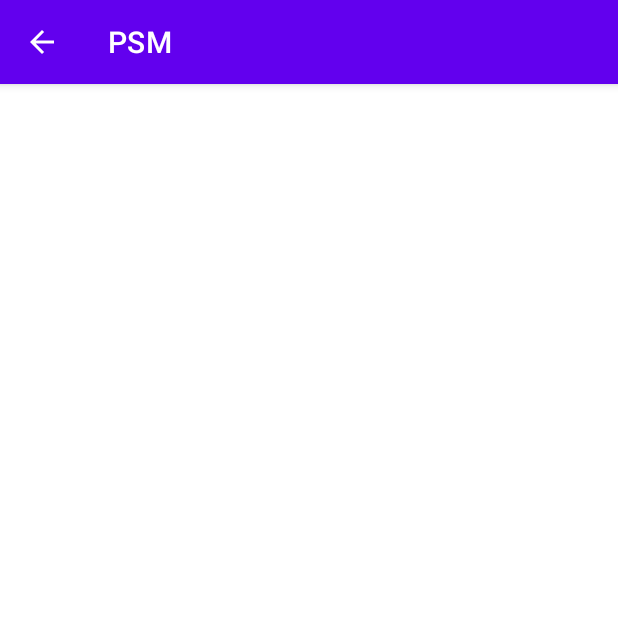
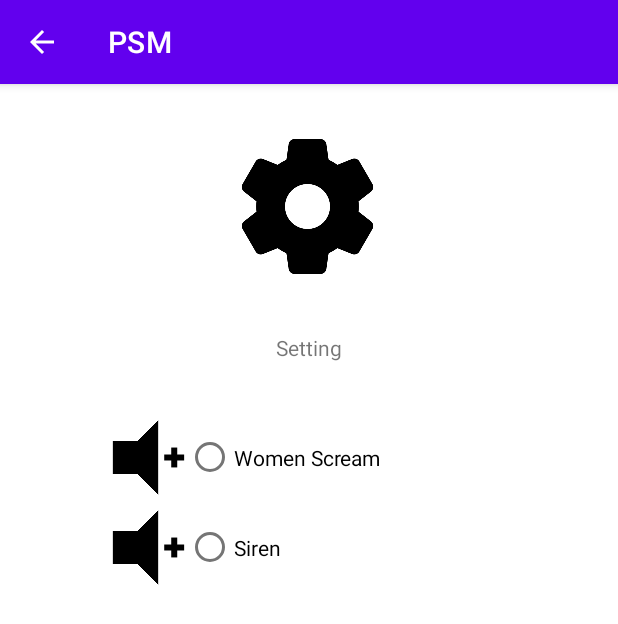
Before and after one commit to NurfaGazman/PSM, an Android app: the Setting screen opened directly, with no data from a screen before it, on a phone screen of 412 x 824 dp. Shown: the top 624 px of the screen. Run offline under Robolectric (Android 15) with nearby library versions, the phone set to English and light mode, and no system bars; our stand-ins replace Volley; network calls fail.

Commit message:
update 11/6

```diff
--- a/app/src/main/java/com/example/psm/Homepage.java
+++ b/app/src/main/java/com/example/psm/Homepage.java
@@ -49,6 +49,7 @@ public class Homepage extends AppCompatActivity {
         binding.btnContact.setOnClickListener(this::goToContact);
         binding.btnsetting.setOnClickListener(this::goToSetting);
         binding.btnself.setOnClickListener(this::goToSelf);
+        binding.btnPeriodHome.setOnClickListener(this::goToPeriodHome);
     }
 
 
@@ -71,6 +72,11 @@ public class Homepage extends AppCompatActivity {
 
     public void goToSelf(View view){
         Intent intent = new Intent(Homepage.this, SelfLearn.class);  //panggilPage
+        startActivity(intent);
+    }
+
+    public void goToPeriodHome(View view){
+        Intent intent = new Intent(Homepage.this, PeriodHome.class);  //panggilPage
         startActivity(intent);
     }
 
--- a/app/src/main/java/com/example/psm/Login.java
+++ b/app/src/main/java/com/example/psm/Login.java
@@ -139,6 +139,5 @@ public class Login extends AppCompatActivity {
             }
         });
         requestQueue.add(requestController);
-
     }
 }
--- a/app/src/main/java/com/example/psm/Setting.java
+++ b/app/src/main/java/com/example/psm/Setting.java
@@ -2,13 +2,75 @@ package com.example.psm;
 
 import androidx.appcompat.app.AppCompatActivity;
 
+import android.content.Context;
+import android.content.SharedPreferences;
+import android.media.MediaPlayer;
 import android.os.Bundle;
+import android.provider.MediaStore;
+import android.view.View;
+import android.widget.Button;
+
+import com.android.volley.toolbox.Volley;
 
 public class Setting extends AppCompatActivity {
+
+    private String token;
+   Button Womenscream, Police_Siren;
+   MediaPlayer mp;
 
     @Override
     protected void onCreate(Bundle savedInstanceState) {
         super.onCreate(savedInstanceState);
         setContentView(R.layout.activity_setting);
+        getSupportActionBar().setDisplayHomeAsUpEnabled(true);
+
+        Womenscream = findViewById(R.id.Women_scream);
+        Police_Siren = findViewById(R.id.Siren);
+
+        Womenscream.setOnClickListener((new View.OnClickListener(){
+            @Override
+            public void onClick(View view){
+                mp =  MediaPlayer.create(Setting.this,R.raw.woman_scream);
+                mp.setOnPreparedListener(new MediaPlayer.OnPreparedListener(){
+                    @Override
+                    public void onPrepared(MediaPlayer mediaPlayer){
+                        mp.start();
+                    }
+                });
+                mp.setOnCompletionListener(new MediaPlayer.OnCompletionListener() {
+                    @Override
+                    public void onCompletion(MediaPlayer mediaPlayer) {
+                        mp.release();
+                    }
+                });
+            }
+        }));
+
+        Police_Siren.setOnClickListener((new View.OnClickListener(){
+            @Override
+            public void onClick(View view){
+                mp =  MediaPlayer.create(Setting.this,R.raw.police);
+                mp.setOnPreparedListener(new MediaPlayer.OnPreparedListener(){
+                    @Override
+                    public void onPrepared(MediaPlayer mediaPlayer){
+                        mp.start();
+                    }
+                });
+                mp.setOnCompletionListener(new MediaPlayer.OnCompletionListener() {
+                    @Override
+                    public void onCompletion(MediaPlayer mediaPlayer) {
+                        mp.release();
+                    }
+                });
+            }
+        }));
+
+
+
+        //SharedPreferences sharedPreferences = getSharedPreferences("PSM" , Context.MODE_PRIVATE);
+        //token = sharedPreferences.getString("token",null);
+
     }
+
+
 }
--- a/app/src/main/res/layout/activity_homepage.xml
+++ b/app/src/main/res/layout/activity_homepage.xml
@@ -18,7 +18,7 @@
         app:layout_constraintHorizontal_bias="0.498"
         app:layout_constraintStart_toStartOf="parent"
         app:layout_constraintTop_toTopOf="parent"
-        app:layout_constraintVertical_bias="0.711" />
+        app:layout_constraintVertical_bias="0.677" />
 
     <TextView
         android:layout_width="wrap_content"
@@ -131,13 +131,15 @@
         app:layout_constraintVertical_bias="0.568" />
 
     <ImageView
+        android:id="@+id/btnPeriodHome"
         android:layout_width="101dp"
         android:layout_height="99dp"
         app:layout_constraintBottom_toBottomOf="parent"
         app:layout_constraintEnd_toEndOf="parent"
+        app:layout_constraintHorizontal_bias="0.516"
         app:layout_constraintStart_toStartOf="parent"
         app:layout_constraintTop_toTopOf="parent"
-        app:layout_constraintVertical_bias="0.886"
+        app:layout_constraintVertical_bias="0.833"
         app:srcCompat="@drawable/period" />
 
 </androidx.constraintlayout.widget.ConstraintLayout>
--- a/app/src/main/res/layout/activity_setting.xml
+++ b/app/src/main/res/layout/activity_setting.xml
@@ -6,4 +6,99 @@
     android:layout_height="match_parent"
     tools:context=".Setting">
 
+
+    <ImageView
+        android:id="@+id/imageView"
+        android:layout_width="90dp"
+        android:layout_height="90dp"
+        app:layout_constraintBottom_toBottomOf="parent"
+        app:layout_constraintEnd_toStartOf="@+id/vh1"
+        app:layout_constraintHorizontal_bias="0.494"
+        app:layout_constraintStart_toStartOf="@+id/vh2"
+        app:layout_constraintTop_toTopOf="parent"
+        app:layout_constraintVertical_bias="0.054"
+        app:srcCompat="@drawable/settings" />
+
+    <androidx.constraintlayout.widget.Guideline
+        android:id="@+id/vh2"
+        android:layout_width="wrap_content"
+        android:layout_height="wrap_content"
+        android:orientation="vertical"
+        app:layout_constraintGuide_percent="0.18" />
+
+    <androidx.constraintlayout.widget.Guideline
+        android:id="@+id/vh1"
+        android:layout_width="wrap_content"
+        android:layout_height="wrap_content"
+        android:orientation="vertical"
+        app:layout_constraintGuide_percent="0.82" />
+
+    <LinearLayout
+        android:id="@+id/linearLayout"
+        android:layout_width="252dp"
+        android:layout_height="467dp"
+        android:layout_marginTop="20dp"
+        android:orientation="horizontal"
+        app:layout_constraintBottom_toBottomOf="parent"
+        app:layout_constraintEnd_toStartOf="@+id/vh1"
+        app:layout_constraintHorizontal_bias="0.0"
+        app:layout_constraintStart_toStartOf="@+id/vh2"
+        app:layout_constraintTop_toBottomOf="@+id/imageView">
+
+        <LinearLayout
+            android:layout_width="wrap_content"
+            android:layout_height="match_parent"
+            android:orientation="vertical">
+
+            <ImageView
+                android:id="@+id/PoliceSiren"
+                android:layout_width="50dp"
+                android:layout_height="50dp"
+                app:srcCompat="@drawable/volume" />
+
+            <Space
+                android:layout_width="match_parent"
+                android:layout_height="10dp" />
+
+            <ImageView
+                android:id="@+id/WomenScream"
+                android:layout_width="50dp"
+                android:layout_height="50dp"
+                app:srcCompat="@drawable/volume" />
+
+        </LinearLayout>
+
+        <RadioGroup
+            android:layout_width="wrap_content"
+            android:layout_height="wrap_content">
+
+            <RadioButton
+                android:id="@+id/Women_scream"
+                android:layout_width="match_parent"
+                android:layout_height="50dp"
+                android:text="Women Scream" />
+
+            <Space
+                android:layout_width="match_parent"
+                android:layout_height="10dp" />
+
+            <RadioButton
+                android:id="@+id/Siren"
+                android:layout_width="match_parent"
+                android:layout_height="50dp"
+                android:text="Siren" />
+
+        </RadioGroup>
+    </LinearLayout>
+
+    <TextView
+        android:id="@+id/textView"
+        android:layout_width="wrap_content"
+        android:layout_height="wrap_content"
+        android:text="Setting"
+        app:layout_constraintBottom_toTopOf="@+id/linearLayout"
+        app:layout_constraintEnd_toStartOf="@+id/vh1"
+        app:layout_constraintStart_toStartOf="@+id/vh2"
+        app:layout_constraintTop_toBottomOf="@+id/imageView" />
+
 </androidx.constraintlayout.widget.ConstraintLayout>
--- a/app/src/main/res/layout/contact_item.xml
+++ b/app/src/main/res/layout/contact_item.xml
@@ -21,5 +21,11 @@
             android:layout_height="wrap_content"
             android:text="Contact of Number"
             android:textColor="#000000" />
+
+        <View
+            android:id="@+id/divider"
+            android:layout_width="match_parent"
+            android:layout_height="2dp"
+            android:background="?android:attr/listDivider" />
     </LinearLayout>
 </LinearLayout>
```
Also changed, not shown: app/src/main/AndroidManifest.xml (+12 -3 lines), app/src/main/java/com/example/psm/Controller/ContactClick.java (added, +7 -0 lines), app/src/main/java/com/example/psm/Controller/ContactController.java (+19 -1 lines), app/src/main/java/com/example/psm/ManagedContact.java (+36 -3 lines), app/src/main/java/com/example/psm/PeriodHome.java (added, +15 -0 lines), app/src/main/res/layout/activity_login.xml (+27 -2 lines), app/src/main/res/layout/activity_period_home.xml (added, +9 -0 lines), app/src/main/res/drawable/audio.png (added), app/src/main/res/drawable/phone.png (added), app/src/main/res/drawable/speaker.png (added), app/src/main/res/drawable/volume.png (added), 2 other files.
